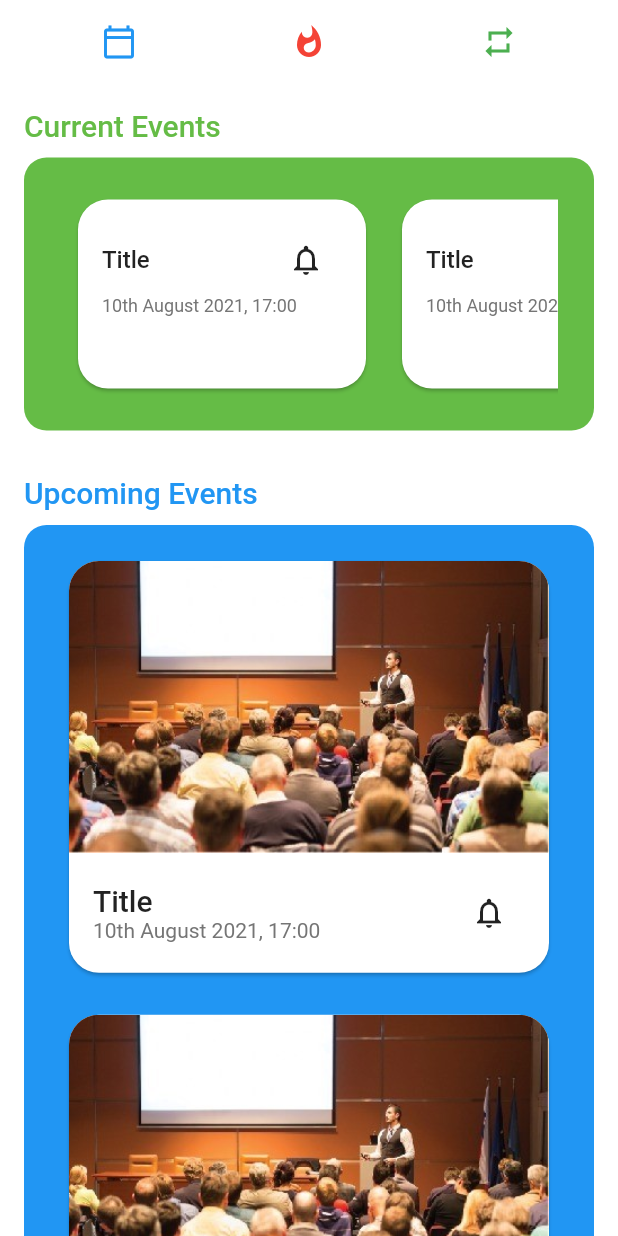
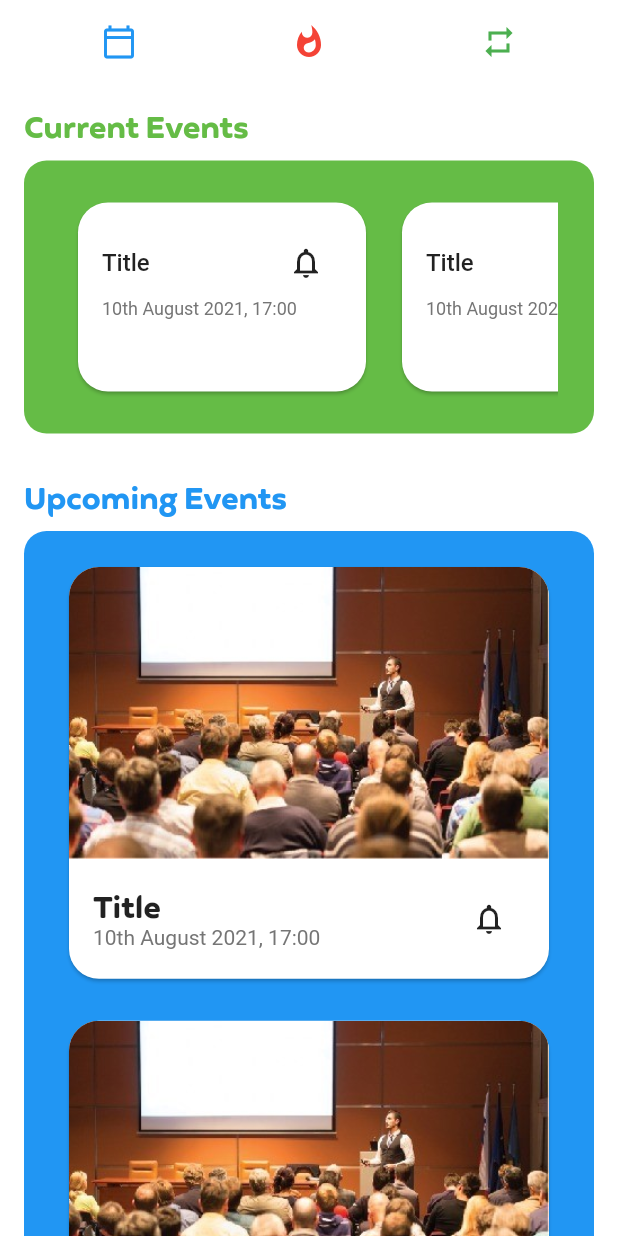
Before and after one commit to Paulos8102/ssn-nss-tracker, a Flutter app: the screen it shows after launch, after a tap on "SIGN IN", on a phone screen of 412 x 824 dp. Run offline on Flutter 3.47's test engine with Material 2 defaults, Android fonts, the phone set to English and light mode, and no system bars.

Commit message:
added new font "Feather Bold"

```diff
--- a/lib/main.dart
+++ b/lib/main.dart
@@ -27,8 +27,16 @@ class MyApp extends StatelessWidget {
           backgroundColor: Colors.white,
           brightness: Brightness.light,
         ),
+        // fontFamily: "Feather",
         textTheme: TextTheme(
-          bodyText1: TextTheme().bodyText1?.apply(color: Colors.grey[400]),
+          headline6: Theme.of(context)
+              .textTheme
+              .headline6
+              ?.apply(fontFamily: "Feather"),
+          bodyText1: Theme.of(context)
+              .textTheme
+              .bodyText1
+              ?.apply(color: Colors.grey[400]),
         ),
       ),
       darkTheme: ThemeData(
--- a/pubspec.yaml
+++ b/pubspec.yaml
@@ -42,6 +42,11 @@ flutter:
 
   assets:
       - assets/images/
+
+  fonts:
+      - family: Feather
+        fonts:
+          - asset: assets/fonts/feather.ttf
   # To add assets to your application, add an assets section, like this:
   # assets:
   #   - images/a_dot_burr.jpeg
```
Also changed, not shown: assets/fonts/feather.ttf (added).
